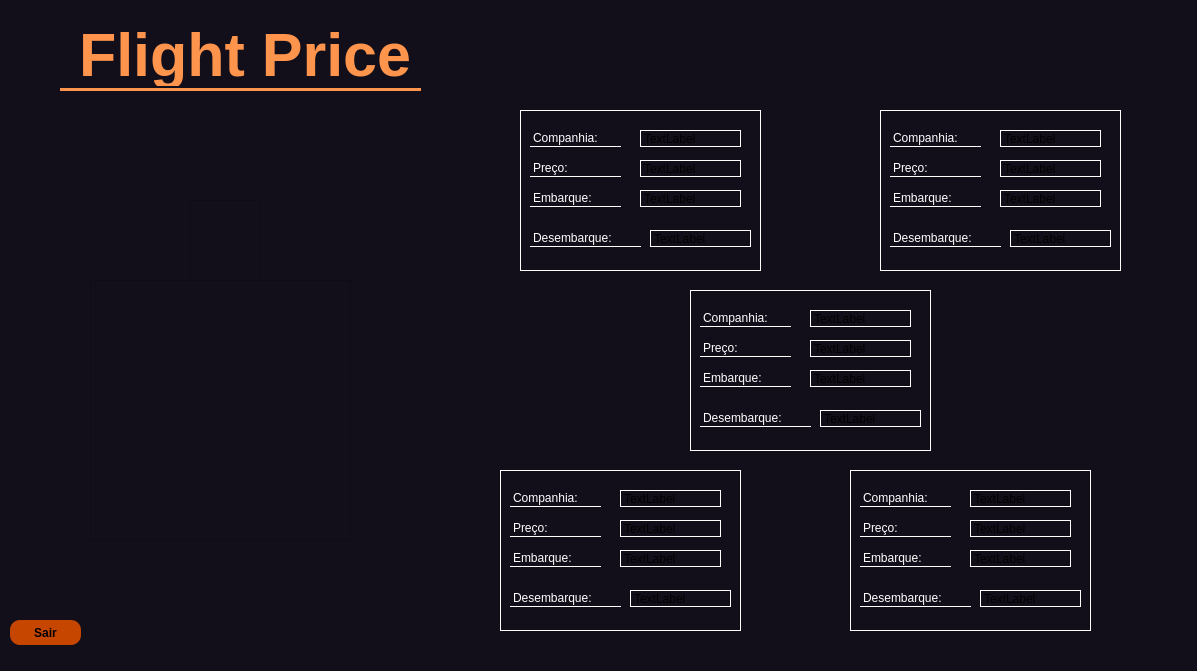
The window that index/tela_principal.ui (Alisson-Rodrigo/FlightPrice) describes before a commit, drawn with Qt 5.
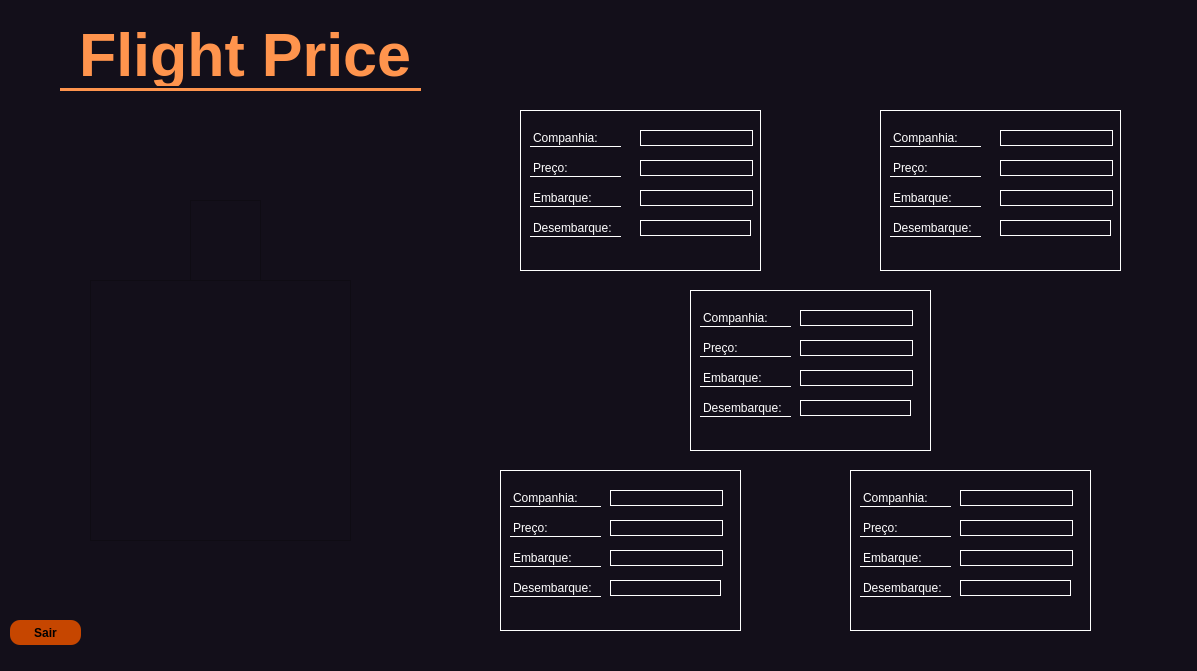
The same window after the commit. Icons and pictures are not drawn.

What changed in the file:
```diff
--- a/index/tela_principal.ui
+++ b/index/tela_principal.ui
@@ -184,8 +184,8 @@
      <property name="geometry">
       <rect>
        <x>10</x>
-       <y>120</y>
-       <width>111</width>
+       <y>110</y>
+       <width>91</width>
        <height>17</height>
       </rect>
      </property>
@@ -216,57 +216,57 @@
       <string>Embarque:</string>
      </property>
     </widget>
-    <widget class="QLabel" name="label_6">
+    <widget class="QLineEdit" name="lineEdit">
+     <property name="enabled">
+      <bool>false</bool>
+     </property>
      <property name="geometry">
       <rect>
        <x>120</x>
        <y>20</y>
-       <width>101</width>
-       <height>17</height>
+       <width>113</width>
+       <height>16</height>
       </rect>
      </property>
-     <property name="text">
-      <string>TextLabel</string>
-     </property>
     </widget>
-    <widget class="QLabel" name="label_7">
+    <widget class="QLineEdit" name="lineEdit_2">
+     <property name="enabled">
+      <bool>false</bool>
+     </property>
      <property name="geometry">
       <rect>
        <x>120</x>
        <y>50</y>
-       <width>101</width>
-       <height>17</height>
+       <width>113</width>
+       <height>16</height>
       </rect>
      </property>
-     <property name="text">
-      <string>TextLabel</string>
-     </property>
     </widget>
-    <widget class="QLabel" name="label_8">
+    <widget class="QLineEdit" name="lineEdit_3">
+     <property name="enabled">
+      <bool>false</bool>
+     </property>
      <property name="geometry">
       <rect>
        <x>120</x>
        <y>80</y>
-       <width>101</width>
-       <height>17</height>
+       <width>113</width>
+       <height>16</height>
       </rect>
      </property>
-     <property name="text">
-      <string>TextLabel</string>
-     </property>
     </widget>
-    <widget class="QLabel" name="label_9">
+    <widget class="QLineEdit" name="lineEdit_4">
+     <property name="enabled">
+      <bool>false</bool>
+     </property>
      <property name="geometry">
       <rect>
-       <x>130</x>
-       <y>120</y>
-       <width>101</width>
-       <height>17</height>
+       <x>120</x>
+       <y>110</y>
+       <width>111</width>
+       <height>16</height>
       </rect>
      </property>
-     <property name="text">
-      <string>TextLabel</string>
-     </property>
     </widget>
    </widget>
    <widget class="QFrame" name="frame_4">
@@ -327,8 +327,8 @@
      <property name="geometry">
       <rect>
        <x>10</x>
-       <y>120</y>
-       <width>111</width>
+       <y>110</y>
+       <width>91</width>
        <height>17</height>
       </rect>
      </property>
@@ -359,57 +359,57 @@
       <string>Embarque:</string>
      </property>
     </widget>
-    <widget class="QLabel" name="label_14">
+    <widget class="QLineEdit" name="lineEdit_5">
+     <property name="enabled">
+      <bool>false</bool>
+     </property>
      <property name="geometry">
       <rect>
        <x>120</x>
        <y>20</y>
-       <width>101</width>
-       <height>17</height>
+       <width>113</width>
+       <height>16</height>
       </rect>
      </property>
-     <property name="text">
-      <string>TextLabel</string>
-     </property>
     </widget>
-    <widget class="QLabel" name="label_15">
+    <widget class="QLineEdit" name="lineEdit_6">
+     <property name="enabled">
+      <bool>false</bool>
+     </property>
      <property name="geometry">
       <rect>
        <x>120</x>
        <y>50</y>
-       <width>101</width>
-       <height>17</height>
+       <width>113</width>
+       <height>16</height>
       </rect>
      </property>
-     <property name="text">
-      <string>TextLabel</string>
-     </property>
     </widget>
-    <widget class="QLabel" name="label_16">
+    <widget class="QLineEdit" name="lineEdit_7">
+     <property name="enabled">
+      <bool>false</bool>
+     </property>
      <property name="geometry">
       <rect>
        <x>120</x>
        <y>80</y>
-       <width>101</width>
-       <height>17</height>
+       <width>113</width>
+       <height>16</height>
       </rect>
      </property>
-     <property name="text">
-      <string>TextLabel</string>
-     </property>
     </widget>
-    <widget class="QLabel" name="label_17">
+    <widget class="QLineEdit" name="lineEdit_8">
+     <property name="enabled">
+      <bool>false</bool>
+     </property>
      <property name="geometry">
       <rect>
-       <x>130</x>
-       <y>120</y>
-       <width>101</width>
-       <height>17</height>
+       <x>120</x>
+       <y>110</y>
+       <width>111</width>
+       <height>16</height>
       </rect>
      </property>
-     <property name="text">
-      <string>TextLabel</string>
-     </property>
     </widget>
    </widget>
    <widget class="QFrame" name="frame_5">
@@ -470,8 +470,8 @@
      <property name="geometry">
       <rect>
        <x>10</x>
-       <y>120</y>
-       <width>111</width>
+       <y>110</y>
+       <width>91</width>
        <height>17</height>
       </rect>
      </property>
@@ -502,57 +502,57 @@
       <string>Embarque:</string>
      </property>
     </widget>
-    <widget class="QLabel" name="label_22">
+    <widget class="QLineEdit" name="lineEdit_9">
+     <property name="enabled">
+      <bool>false</bool>
+     </property>
      <property name="geometry">
       <rect>
-       <x>120</x>
+       <x>110</x>
        <y>20</y>
-       <width>101</width>
-       <height>17</height>
+       <width>113</width>
+       <height>16</height>
       </rect>
      </property>
-     <property name="text">
-      <string>TextLabel</string>
-     </property>
     </widget>
-    <widget class="QLabel" name="label_23">
+    <widget class="QLineEdit" name="lineEdit_10">
+     <property name="enabled">
+      <bool>false</bool>
+     </property>
      <property name="geometry">
       <rect>
-       <x>120</x>
+       <x>110</x>
        <y>50</y>
-       <width>101</width>
-       <height>17</height>
+       <width>113</width>
+       <height>16</height>
       </rect>
      </property>
-     <property name="text">
-      <string>TextLabel</string>
-     </property>
     </widget>
-    <widget class="QLabel" name="label_24">
+    <widget class="QLineEdit" name="lineEdit_11">
+     <property name="enabled">
+      <bool>false</bool>
+     </property>
      <property name="geometry">
       <rect>
-       <x>120</x>
+       <x>110</x>
        <y>80</y>
-       <width>101</width>
-       <height>17</height>
+       <width>113</width>
+       <height>16</height>
       </rect>
      </property>
-     <property name="text">
-      <string>TextLabel</string>
-     </property>
     </widget>
-    <widget class="QLabel" name="label_25">
+    <widget class="QLineEdit" name="lineEdit_12">
+     <property name="enabled">
+      <bool>false</bool>
+     </property>
      <property name="geometry">
       <rect>
-       <x>130</x>
-       <y>120</y>
-       <width>101</width>
-       <height>17</height>
+       <x>110</x>
+       <y>110</y>
+       <width>111</width>
+       <height>16</height>
       </rect>
      </property>
-     <property name="text">
-      <string>TextLabel</string>
-     </property>
     </widget>
    </widget>
    <widget class="QFrame" name="frame_6">
@@ -613,8 +613,8 @@
      <property name="geometry">
       <rect>
        <x>10</x>
-       <y>120</y>
-       <width>111</width>
+       <y>110</y>
+       <width>91</width>
        <height>17</height>
       </rect>
      </property>
@@ -645,57 +645,57 @@
       <string>Embarque:</string>
      </property>
     </widget>
-    <widget class="QLabel" name="label_30">
+    <widget class="QLineEdit" name="lineEdit_13">
+     <property name="enabled">
+      <bool>false</bool>
+     </property>
      <property name="geometry">
       <rect>
-       <x>120</x>
+       <x>110</x>
        <y>20</y>
-       <width>101</width>
-       <height>17</height>
+       <width>113</width>
+       <height>16</height>
       </rect>
      </property>
-     <property name="text">
-      <string>TextLabel</string>
-     </property>
     </widget>
-    <widget class="QLabel" name="label_31">
+    <widget class="QLineEdit" name="lineEdit_14">
+     <property name="enabled">
+      <bool>false</bool>
+     </property>
      <property name="geometry">
       <rect>
-       <x>120</x>
+       <x>110</x>
        <y>50</y>
-       <width>101</width>
-       <height>17</height>
+       <width>113</width>
+       <height>16</height>
       </rect>
      </property>
-     <property name="text">
-      <string>TextLabel</string>
-     </property>
     </widget>
-    <widget class="QLabel" name="label_32">
+    <widget class="QLineEdit" name="lineEdit_15">
+     <property name="enabled">
+      <bool>false</bool>
+     </property>
      <property name="geometry">
       <rect>
-       <x>120</x>
+       <x>110</x>
        <y>80</y>
-       <width>101</width>
-       <height>17</height>
+       <width>113</width>
+       <height>16</height>
       </rect>
      </property>
-     <property name="text">
-      <string>TextLabel</string>
-     </property>
     </widget>
-    <widget class="QLabel" name="label_33">
+    <widget class="QLineEdit" name="lineEdit_16">
+     <property name="enabled">
+      <bool>false</bool>
+     </property>
      <property name="geometry">
       <rect>
-       <x>130</x>
-       <y>120</y>
-       <width>101</width>
-       <height>17</height>
+       <x>110</x>
+       <y>110</y>
+       <width>111</width>
+       <height>16</height>
       </rect>
      </property>
-     <property name="text">
-      <string>TextLabel</string>
-     </property>
     </widget>
    </widget>
    <widget class="QFrame" name="frame_7">
@@ -756,8 +756,8 @@
      <property name="geometry">
       <rect>
        <x>10</x>
-       <y>120</y>
-       <width>111</width>
+       <y>110</y>
+       <width>91</width>
        <height>17</height>
       </rect>
      </property>
@@ -788,57 +788,57 @@
       <string>Embarque:</string>
      </property>
     </widget>
-    <widget class="QLabel" name="label_38">
+    <widget class="QLineEdit" name="lineEdit_17">
+     <property name="enabled">
+      <bool>false</bool>
+     </property>
      <property name="geometry">
       <rect>
-       <x>120</x>
+       <x>110</x>
        <y>20</y>
-       <width>101</width>
-       <height>17</height>
+       <width>113</width>
+       <height>16</height>
       </rect>
      </property>
-     <property name="text">
-      <string>TextLabel</string>
-     </property>
     </widget>
-    <widget class="QLabel" name="label_39">
+    <widget class="QLineEdit" name="lineEdit_18">
+     <property name="enabled">
+      <bool>false</bool>
+     </property>
      <property name="geometry">
       <rect>
-       <x>120</x>
+       <x>110</x>
        <y>50</y>
-       <width>101</width>
-       <height>17</height>
+       <width>113</width>
+       <height>16</height>
       </rect>
      </property>
-     <property name="text">
-      <string>TextLabel</string>
-     </property>
     </widget>
-    <widget class="QLabel" name="label_40">
+    <widget class="QLineEdit" name="lineEdit_19">
+     <property name="enabled">
+      <bool>false</bool>
+     </property>
      <property name="geometry">
       <rect>
-       <x>120</x>
+       <x>110</x>
        <y>80</y>
-       <width>101</width>
-       <height>17</height>
+       <width>113</width>
+       <height>16</height>
       </rect>
      </property>
-     <property name="text">
-      <string>TextLabel</string>
-     </property>
     </widget>
-    <widget class="QLabel" name="label_41">
+    <widget class="QLineEdit" name="lineEdit_20">
+     <property name="enabled">
+      <bool>false</bool>
+     </property>
      <property name="geometry">
       <rect>
-       <x>130</x>
-       <y>120</y>
-       <width>101</width>
-       <height>17</height>
+       <x>110</x>
+       <y>110</y>
+       <width>111</width>
+       <height>16</height>
       </rect>
      </property>
-     <property name="text">
-      <string>TextLabel</string>
-     </property>
     </widget>
    </widget>
    <zorder>label</zorder>
```
Left out of the diff: 4 changed lines with no effect on the pictures.
